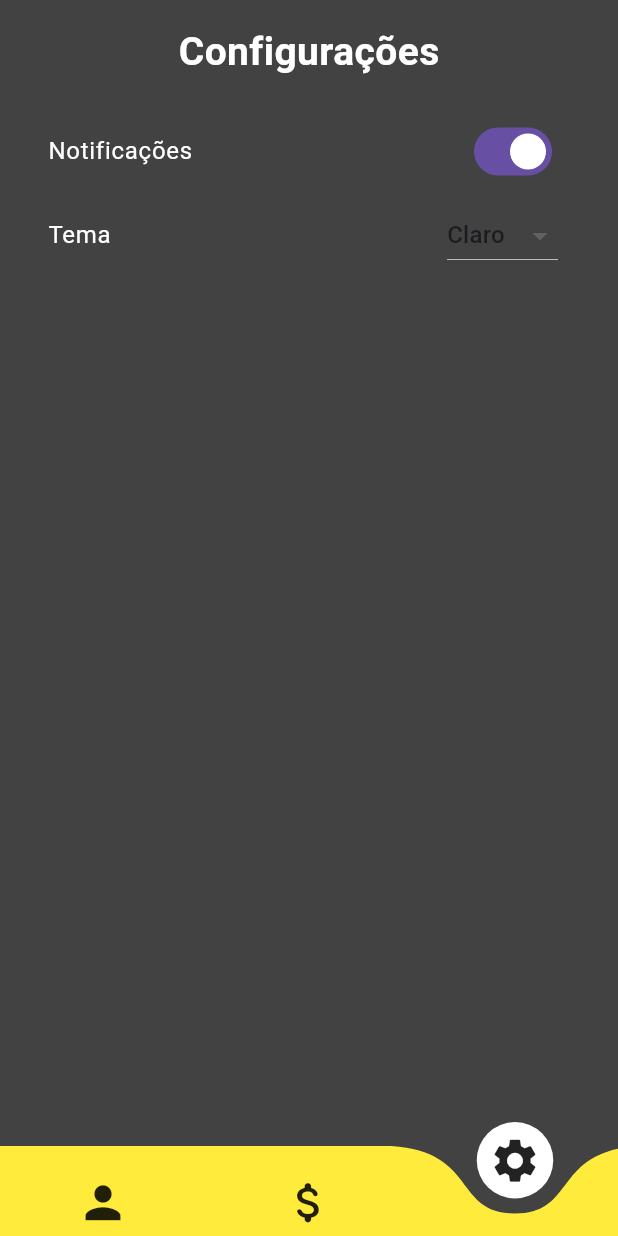
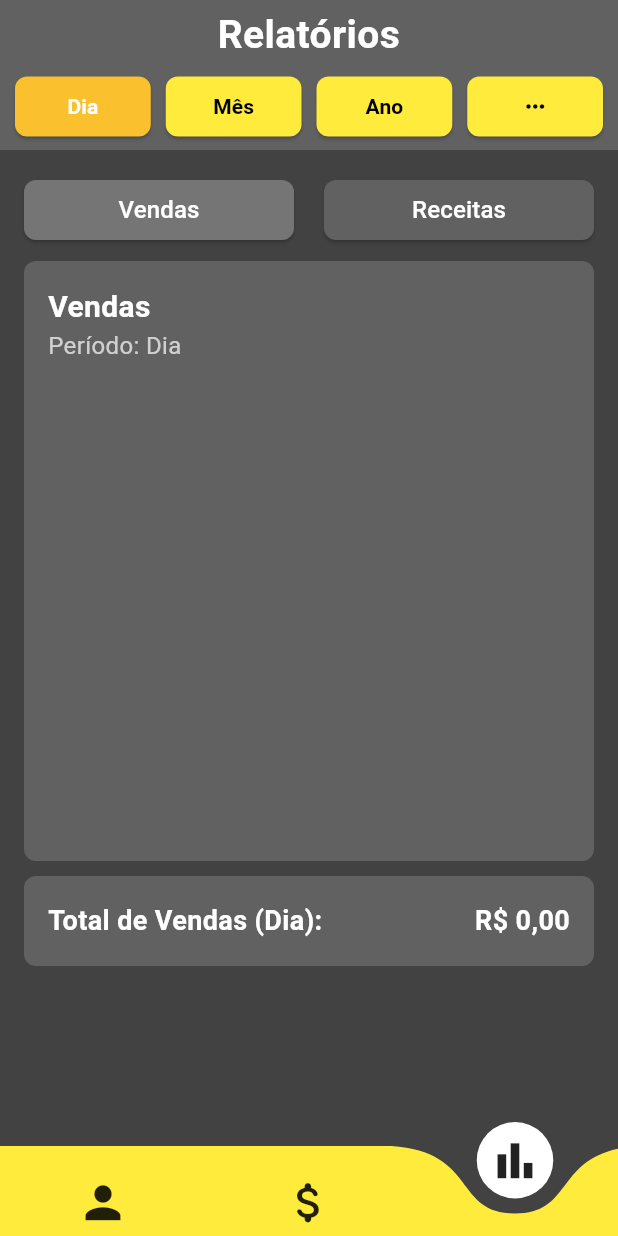
Before and after one commit to alefjmelo/Flutter-App-Simple-CRM, a Flutter app: the NavigationScreen screen opened directly, item 3 of the bottom bar chosen, on a phone screen of 412 x 824 dp. Run offline on Flutter 3.47's test engine with Material 3 defaults, Android fonts, the phone set to English and light mode, and no system bars; drawn by our look-alikes of curved_navigation_bar; our stand-ins replace flutter_masked_text2, flutter_svg, sqflite; accounts and stored records are empty.

```diff
--- /dev/null
+++ b/lib/screens/charts_screen.dart
@@ -0,0 +1,205 @@
+import 'package:flutter/material.dart';
+
+class ChartsScreen extends StatefulWidget {
+  const ChartsScreen({super.key});
+
+  @override
+  State<ChartsScreen> createState() => _ChartsScreenState();
+}
+
+class _ChartsScreenState extends State<ChartsScreen> {
+  String _selectedChart = 'Vendas';
+  String _selectedPeriod = 'Dia';
+
+  static const _chartOptions = ['Vendas', 'Receitas'];
+  static const _periodOptions = ['Dia', 'Mês', 'Ano'];
+
+  @override
+  Widget build(BuildContext context) {
+    return SafeArea(
+      child: Scaffold(
+        appBar: _buildAppBar(),
+        backgroundColor: Colors.grey[800],
+        body: SingleChildScrollView(
+          child: Padding(
+            padding: const EdgeInsets.all(16.0),
+            child: Column(
+              children: [
+                _buildChartTypeSelector(),
+                const SizedBox(height: 10),
+                _buildChart(_selectedChart),
+              ],
+            ),
+          ),
+        ),
+      ),
+    );
+  }
+
+  PreferredSize _buildAppBar() {
+    return PreferredSize(
+      preferredSize: const Size.fromHeight(100),
+      child: Container(
+        padding: const EdgeInsets.all(5.0),
+        decoration: BoxDecoration(color: Colors.grey[700]),
+        child: Column(
+          mainAxisAlignment: MainAxisAlignment.spaceBetween,
+          children: [
+            const Text(
+              'Relatórios',
+              textAlign: TextAlign.center,
+              style: TextStyle(
+                color: Colors.white,
+                fontWeight: FontWeight.bold,
+                fontSize: 26,
+              ),
+            ),
+            _buildPeriodSelector(),
+          ],
+        ),
+      ),
+    );
+  }
+
+  Widget _buildPeriodSelector() {
+    return Row(
+      children: [
+        ..._periodOptions.map((period) => Expanded(
+              flex: 1,
+              child: Padding(
+                padding: const EdgeInsets.symmetric(horizontal: 5),
+                child: ElevatedButton(
+                  style: ElevatedButton.styleFrom(
+                    backgroundColor: _selectedPeriod == period
+                        ? Colors.yellow[700]
+                        : Colors.yellow[500],
+                    shape: RoundedRectangleBorder(
+                      borderRadius: BorderRadius.circular(8),
+                    ),
+                  ),
+                  onPressed: () => setState(() => _selectedPeriod = period),
+                  child: Text(
+                    period,
+                    style: TextStyle(
+                      color: _selectedPeriod == period
+                          ? Colors.white
+                          : Colors.black,
+                      fontWeight: FontWeight.bold,
+                    ),
+                  ),
+                ),
+              ),
+            )),
+        Expanded(
+          flex: 1,
+          child: Padding(
+            padding: const EdgeInsets.symmetric(horizontal: 5),
+            child: ElevatedButton(
+              style: ElevatedButton.styleFrom(
+                backgroundColor: Colors.yellow[500],
+                shape: RoundedRectangleBorder(
+                  borderRadius: BorderRadius.circular(8),
+                ),
+              ),
+              onPressed: () {},
+              child: const Icon(Icons.more_horiz, color: Colors.black),
+            ),
+          ),
+        ),
+      ],
+    );
+  }
+
+  Widget _buildChartTypeSelector() {
+    return Row(
+      mainAxisAlignment: MainAxisAlignment.spaceBetween,
+      children:
+          _chartOptions.map((option) => _buildChartTypeButton(option)).toList(),
+    );
+  }
+
+  Widget _buildChartTypeButton(String label) {
+    return ElevatedButton(
+      onPressed: () => setState(() => _selectedChart = label),
+      style: ElevatedButton.styleFrom(
+        fixedSize: const Size(180, 40),
+        backgroundColor:
+            _selectedChart == label ? Colors.grey[600] : Colors.grey[700],
+        shape: RoundedRectangleBorder(
+          borderRadius: BorderRadius.circular(8.0),
+        ),
+      ),
+      child: Text(
+        label,
+        style: const TextStyle(color: Colors.white, fontSize: 16),
+      ),
+    );
+  }
+
+  Widget _buildChart(String chartLabel) {
+    return Column(
+      children: [
+        Container(
+          width: double.infinity,
+          height: 400,
+          padding: const EdgeInsets.all(16.0),
+          decoration: BoxDecoration(
+            color: Colors.grey[700],
+            borderRadius: BorderRadius.circular(8.0),
+          ),
+          child: Column(
+            crossAxisAlignment: CrossAxisAlignment.start,
+            children: [
+              Text(
+                chartLabel,
+                style: const TextStyle(
+                  color: Colors.white,
+                  fontSize: 20,
+                  fontWeight: FontWeight.bold,
+                ),
+              ),
+              Text(
+                'Período: $_selectedPeriod',
+                style: const TextStyle(
+                  color: Colors.white70,
+                  fontSize: 16,
+                ),
+              ),
+            ],
+          ),
+        ),
+        const SizedBox(height: 10),
+        Container(
+          width: double.infinity,
+          height: 60,
+          padding: const EdgeInsets.all(16),
+          decoration: BoxDecoration(
+            color: Colors.grey[700],
+            borderRadius: BorderRadius.circular(8.0),
+          ),
+          child: Row(
+            mainAxisAlignment: MainAxisAlignment.spaceBetween,
+            children: [
+              Text(
+                'Total de $chartLabel ($_selectedPeriod): ',
+                style: const TextStyle(
+                  color: Colors.white,
+                  fontSize: 18,
+                  fontWeight: FontWeight.bold,
+                ),
+              ),
+              const Text(
+                'R\$ 0,00',
+                style: TextStyle(
+                  color: Colors.white,
+                  fontSize: 18,
+                  fontWeight: FontWeight.bold,
+                ),
+              ),
+            ],
+          ),
+        ),
+      ],
+    );
+  }
+}
--- a/lib/screens/navigation_screen.dart
+++ b/lib/screens/navigation_screen.dart
@@ -1,10 +1,10 @@
 import 'package:curved_navigation_bar/curved_navigation_bar.dart';
 import 'package:flutter/material.dart';
 import '../models/client_model.dart';
-import 'client_details_screen.dart';
+import 'client_list_and_managment/client_details_screen.dart';
 import 'client_list_and_managment/clients_screen.dart';
 import 'sales_screen.dart';
-import 'settings_screen.dart';
+import 'charts_screen.dart';
 
 class NavigationScreen extends StatefulWidget {
   const NavigationScreen({super.key});
@@ -42,7 +42,7 @@ class _NavigationScreenState extends State<NavigationScreen> {
         items: const <Widget>[
           Icon(Icons.person, size: iconSize),
           Icon(Icons.attach_money_rounded, size: iconSize),
-          Icon(Icons.settings, size: iconSize),
+          Icon(Icons.bar_chart, size: iconSize),
         ],
         color: Colors.yellow,
         buttonBackgroundColor: Colors.white,
@@ -58,14 +58,14 @@ class _NavigationScreenState extends State<NavigationScreen> {
       body: Center(
         child: _selectedIndex == 0
             ? (_selectedClient == null
-                ? ClientScreen(onClientSelected: _onClientSelected)
+                ? ClientsScreen(onClientSelected: _onClientSelected)
                 : ClientDetailsScreen(
                     client: _selectedClient!,
                     onBack: _onBackFromDetails,
                   ))
             : _selectedIndex == 1
                 ? SalesScreen()
-                : SettingsScreen(),
+                : ChartsScreen(),
       ),
     );
   }
--- a/lib/screens/settings_screen.dart
+++ /dev/null
@@ -1,60 +0,0 @@
-import 'package:flutter/material.dart';
-
-class SettingsScreen extends StatelessWidget {
-  const SettingsScreen({super.key});
-
-  @override
-  Widget build(BuildContext context) {
-    return Scaffold(
-      backgroundColor: Colors.grey[800],
-      body: SafeArea(
-        child: Padding(
-          padding: const EdgeInsets.all(16.0),
-          child: Column(
-            children: [
-              Text('Configurações',
-                  style: TextStyle(
-                      color: Colors.white,
-                      fontWeight: FontWeight.bold,
-                      fontSize: 26)),
-              SizedBox(height: 20),
-              Flexible(
-                child: ListView(
-                  children: <Widget>[
-                    ListTile(
-                      title: Text('Notificações',
-                          style: TextStyle(color: Colors.white)),
-                      trailing: Switch(
-                        value: true, // Replace with your state management
-                        onChanged: (bool value) {
-                          // Handle the switch change
-                        },
-                      ),
-                    ),
-                    ListTile(
-                      title:
-                          Text('Tema', style: TextStyle(color: Colors.white)),
-                      trailing: DropdownButton<String>(
-                        value: 'Claro', // Replace with your state management
-                        onChanged: (String? newValue) {
-                          // Handle the dropdown change
-                        },
-                        items: <String>['Claro', 'Escuro']
-                            .map<DropdownMenuItem<String>>((String value) {
-                          return DropdownMenuItem<String>(
-                            value: value,
-                            child: Text(value),
-                          );
-                        }).toList(),
-                      ),
-                    ),
-                  ],
-                ),
-              ),
-            ],
-          ),
-        ),
-      ),
-    );
-  }
-}
--- a/pubspec.yaml
+++ b/pubspec.yaml
@@ -8,6 +8,7 @@ environment:
 
 dependencies:
   curved_navigation_bar: ^1.0.6
+  fl_chart: ^0.69.0
   flutter:
     sdk: flutter
   flutter_masked_text2: ^0.9.1
```
Also changed, not shown: lib/screens/client_list_and_managment/client_details_screen.dart (renamed from lib/screens/client_details_screen.dart, +5 -5 lines), lib/screens/client_list_and_managment/clients_screen.dart (+50 -30 lines), lib/screens/client_list_and_managment/floating_button.dart (deleted, +0 -35 lines), lib/screens/client_list_and_managment/manager_dialog.dart (+79 -75 lines), lib/screens/sales_screen.dart (+20 -6 lines), pubspec.lock.
